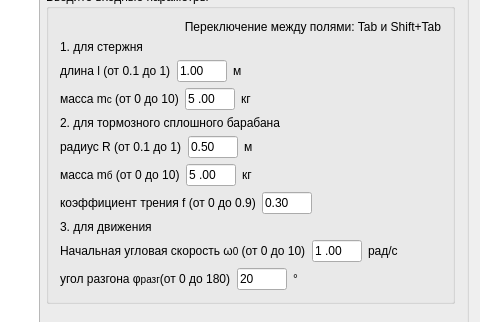
Before: the Qt Designer form mainwindow.ui in mmaulwurff/mech-brake1, drawn with Qt 5; both pictures show x 395 to 875 and y 85 to 407 of the 875 by 756 pixel window.
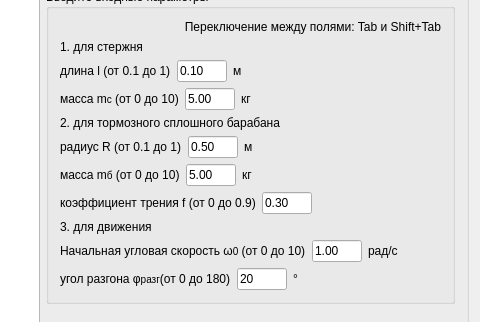
After: the same form once the commit is applied. Icons and pictures are not drawn.

Commit message: values range check fix

```diff
--- a/mainwindow.ui
+++ b/mainwindow.ui
@@ -186,10 +186,10 @@
                  <locale language="Russian" country="RussianFederation"/>
                 </property>
                 <property name="inputMask">
-                 <string>9.90; </string>
+                 <string/>
                 </property>
                 <property name="text">
-                 <string>1.00</string>
+                 <string>0.10</string>
                 </property>
                 <property name="maxLength">
                  <number>4</number>
@@ -254,7 +254,7 @@
                  <locale language="Russian" country="RussianFederation"/>
                 </property>
                 <property name="inputMask">
-                 <string>d9.90; </string>
+                 <string/>
                 </property>
                 <property name="text">
                  <string>5.00</string>
@@ -373,7 +373,7 @@
                  </size>
                 </property>
                 <property name="inputMask">
-                 <string>d9.90; </string>
+                 <string/>
                 </property>
                 <property name="text">
                  <string>5.00</string>
@@ -479,7 +479,7 @@
                  </size>
                 </property>
                 <property name="inputMask">
-                 <string>d9.90; </string>
+                 <string/>
                 </property>
                 <property name="text">
                  <string>1.00</string>
```
Left out of the diff: 21 changed lines with no effect on the pictures. The commit also changes 1 other file.
